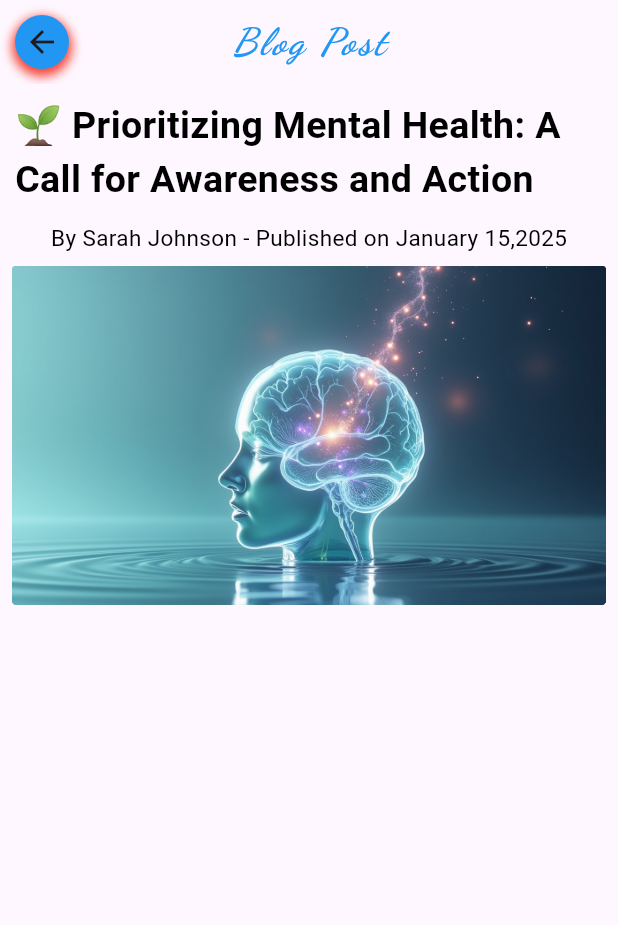
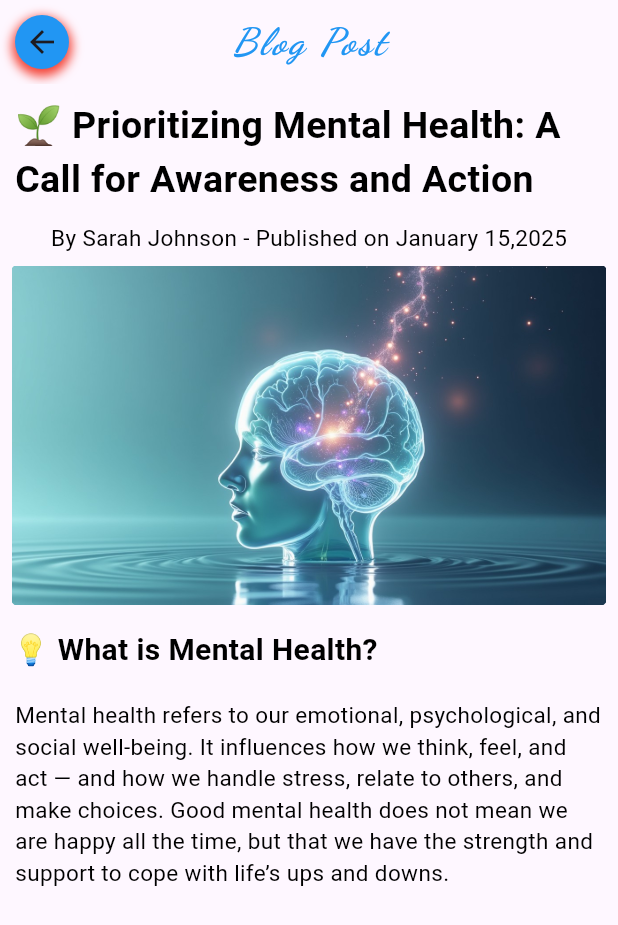
Before and after one commit to Yvonne-Wanja-1/appy, a Flutter app: the Readmorelatestnews screen opened by its route, on a phone screen of 412 x 824 dp. Shown: the top 925 px of the screen. Run offline on Flutter 3.47's test engine with Material 3 defaults, Android fonts, the phone set to English and light mode, and no system bars; our stand-ins replace animated_text_kit, curved_navigation_bar, font_awesome_flutter, google_fonts, image_cropper, image_picker and 2 more.

Commit message:
added some text widgets

```diff
--- a/appy/lib/pages/pages/readmorelatestnews.dart
+++ b/appy/lib/pages/pages/readmorelatestnews.dart
@@ -88,6 +88,32 @@ child: Column(
     ),
 
 
+Align(
+  alignment: Alignment.centerLeft,
+  child: Padding(
+    padding: const EdgeInsets.all(8.0),
+  child: Text('💡 What is Mental Health?',
+  style: TextStyle(
+    color: Colors.black,
+    fontSize: 20,
+    fontWeight: FontWeight.bold,
+  ),
+  ),
+),
+),
+
+Padding(
+  padding: const EdgeInsets.all(10.0),
+  child: Text('''Mental health refers to our emotional, psychological, and social well-being. It influences how we think, feel, and act — and how we handle stress, relate to others, and make choices. Good mental health does not mean we are happy all the time, but that we have the strength and support to cope with life’s ups and downs.''',
+  style: TextStyle(
+    color: Colors.black,
+    fontSize: 15,
+  ),
+  ),
+),
+
+
+
 
 
     ],
```
